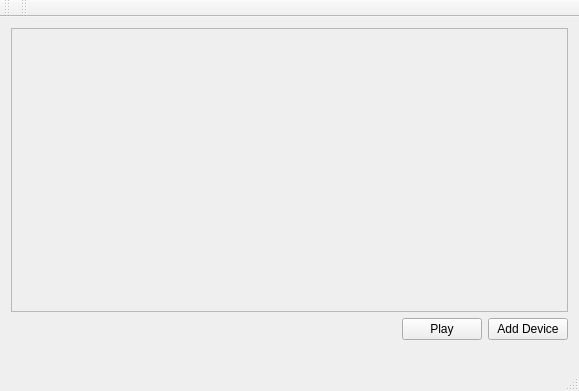
Before: the Qt Designer form mainwindow.ui in Painkhw/HIKVersion, drawn with Qt 5.
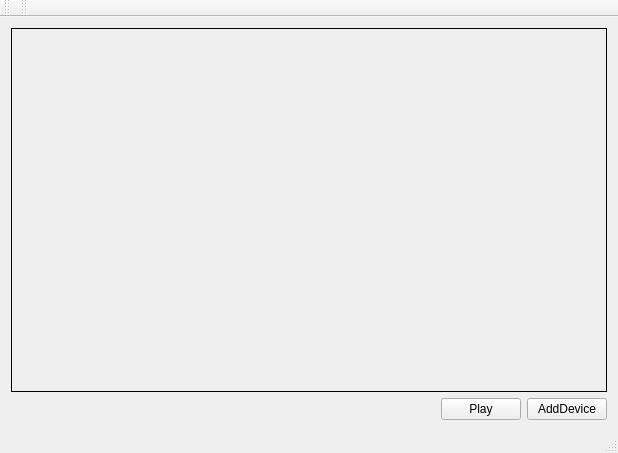
After: the same form once the commit is applied.

The edit to the form file:
```diff
--- a/mainwindow.ui
+++ b/mainwindow.ui
@@ -6,29 +6,19 @@
    <rect>
     <x>0</x>
     <y>0</y>
-    <width>579</width>
-    <height>391</height>
+    <width>618</width>
+    <height>453</height>
    </rect>
   </property>
   <property name="windowTitle">
    <string>IPC</string>
   </property>
   <widget class="QWidget" name="centralWidget">
-   <property name="sizePolicy">
-    <sizepolicy hsizetype="Expanding" vsizetype="Expanding">
-     <horstretch>0</horstretch>
-     <verstretch>0</verstretch>
-    </sizepolicy>
-   </property>
-   <property name="maximumSize">
-    <size>
-     <width>843</width>
-     <height>334</height>
-    </size>
-   </property>
+   <layout class="QHBoxLayout" name="horizontalLayout_2">
+    <item>
    <layout class="QVBoxLayout" name="verticalLayout">
     <item>
-     <widget class="QFrame" name="frame">
+       <widget class="QLabel" name="label">
       <property name="sizePolicy">
        <sizepolicy hsizetype="Expanding" vsizetype="Expanding">
         <horstretch>0</horstretch>
@@ -36,10 +26,10 @@
        </sizepolicy>
       </property>
       <property name="frameShape">
-       <enum>QFrame::StyledPanel</enum>
-      </property>
-      <property name="frameShadow">
-       <enum>QFrame::Raised</enum>
+         <enum>QFrame::Box</enum>
+        </property>
+        <property name="text">
+         <string/>
       </property>
      </widget>
     </item>
@@ -60,12 +50,6 @@
       </item>
       <item>
        <widget class="QPushButton" name="PlayButton">
-        <property name="sizePolicy">
-         <sizepolicy hsizetype="Minimum" vsizetype="Fixed">
-          <horstretch>0</horstretch>
-          <verstretch>0</verstretch>
-         </sizepolicy>
-        </property>
         <property name="text">
          <string>Play</string>
         </property>
@@ -73,16 +57,12 @@
       </item>
       <item>
        <widget class="QPushButton" name="AddDeviceButton">
-        <property name="sizePolicy">
-         <sizepolicy hsizetype="Minimum" vsizetype="Fixed">
-          <horstretch>0</horstretch>
-          <verstretch>0</verstretch>
-         </sizepolicy>
-        </property>
         <property name="text">
-         <string>Add Device</string>
-        </property>
-       </widget>
+           <string>AddDevice</string>
+          </property>
+         </widget>
+        </item>
+       </layout>
       </item>
      </layout>
     </item>
```
Left out of the diff: 5 changed lines with no effect on the pictures. Lines whose indentation alone changed are shown as unchanged.
